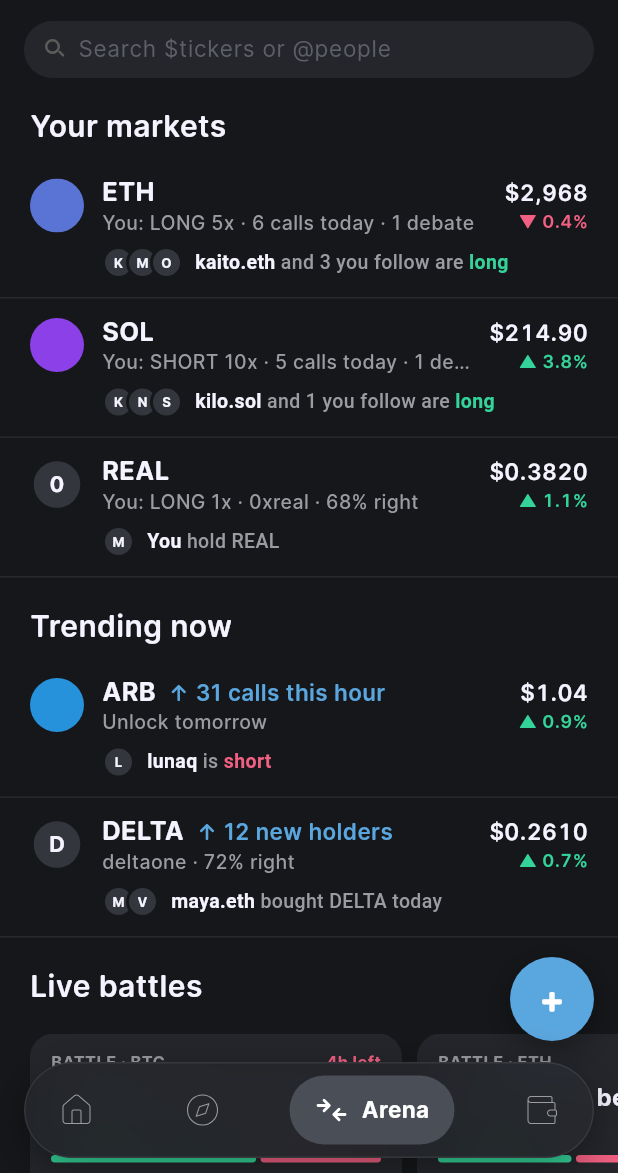
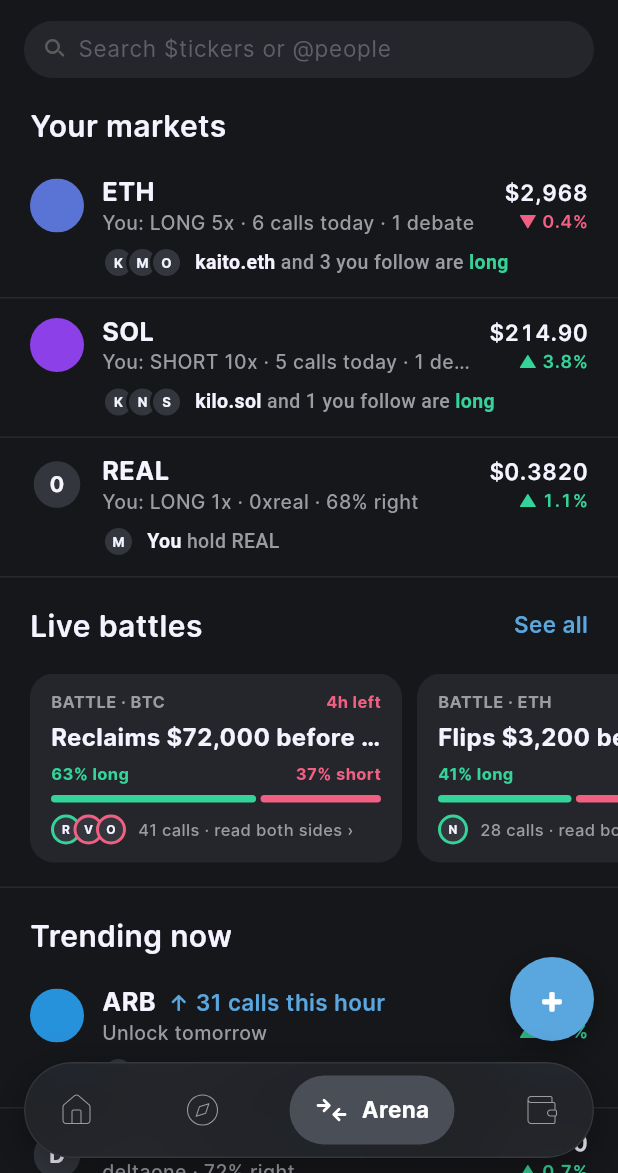
Before and after one commit to VistaMarkets/VistaColosseum, a Flutter app: the screen it shows after launch, item 3 of the bottom bar chosen, on a phone screen of 412 x 824 dp, the part 63-1236 px from its top. Run offline on Flutter 3.47's test engine with Material 3 defaults, Android fonts, the phone set to English and light mode, and no system bars; our stand-ins replace flutter_svg; project files that could hold a hidden picture were left out.

Commit message:
Arena: Live battles above Trending now
Co-Authored-By: Claude Opus 5.5 <noreply@anthropic.com>

```diff
--- a/app/lib/features/arena/arena_screen.dart
+++ b/app/lib/features/arena/arena_screen.dart
@@ -134,9 +134,6 @@ class _ArenaScreenState extends State<ArenaScreen> {
                           _NoMarkets(onExplore: widget.onExplore),
                         for (final r in _yourMarkets(calls, positions))
                           _RoomRow(room: r, onTap: () => _room(r.key)),
-                        const _Head('Trending now'),
-                        for (final r in _trending(calls))
-                          _RoomRow(room: r, onTap: () => _room(r.key)),
                         // Figma 591:222: live battles, swiped sideways.
                         _Head(
                           'Live battles',
@@ -154,6 +151,9 @@ class _ArenaScreenState extends State<ArenaScreen> {
                             onOpen: (b) => _push(DebateScreen.route(b)),
                           ),
                         ),
+                        const _Head('Trending now'),
+                        for (final r in _trending(calls))
+                          _RoomRow(room: r, onTap: () => _room(r.key)),
                         _Head(
                           'Trending calls',
                           trailing: 'See all',
```
Also changed, not shown: 1 other file.
